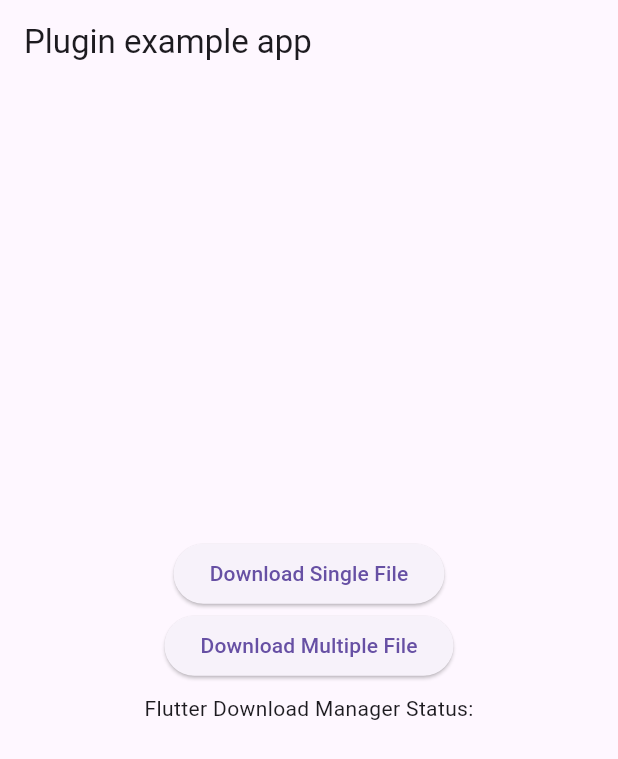
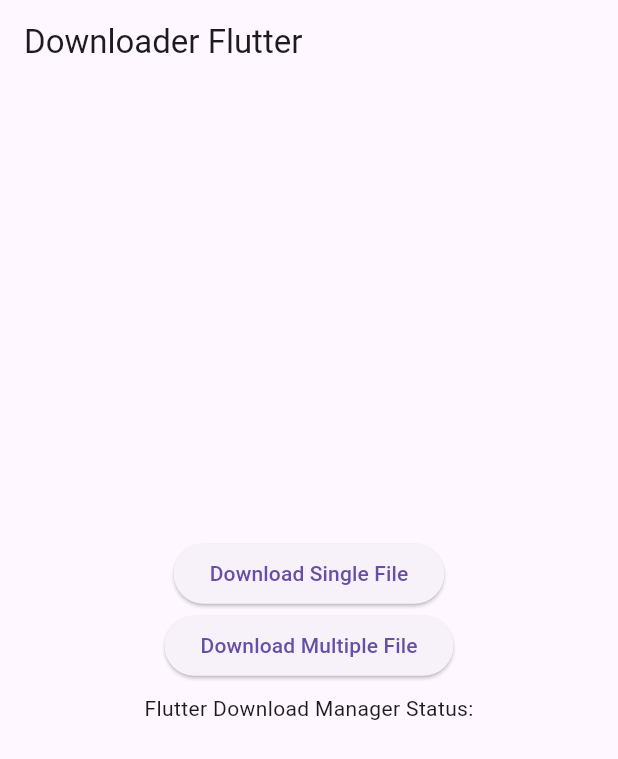
Before and after one commit to Anandhakrishnan-CodeBlock/downloader_flutter, a Flutter app: the screen it shows after launch, on a phone screen of 412 x 824 dp. Shown: the top 759 px of the screen. Run offline on Flutter 3.47's test engine with Material 3 defaults, Android fonts, the phone set to English and light mode, and no system bars; our stand-ins replace plugin_platform_interface.

Commit message:
readMe update

```diff
--- a/example/lib/main.dart
+++ b/example/lib/main.dart
@@ -21,7 +21,7 @@ class DownloadFilesApp extends State<MyApp> {
   Widget build(BuildContext context) {
     return MaterialApp(
       home: Scaffold(
-        appBar: AppBar(title: const Text('Plugin example app')),
+        appBar: AppBar(title: const Text('Downloader Flutter')),
         body: Center(
           child: Column(
             mainAxisAlignment: MainAxisAlignment.center,
```
Also changed, not shown: 4 other files.
